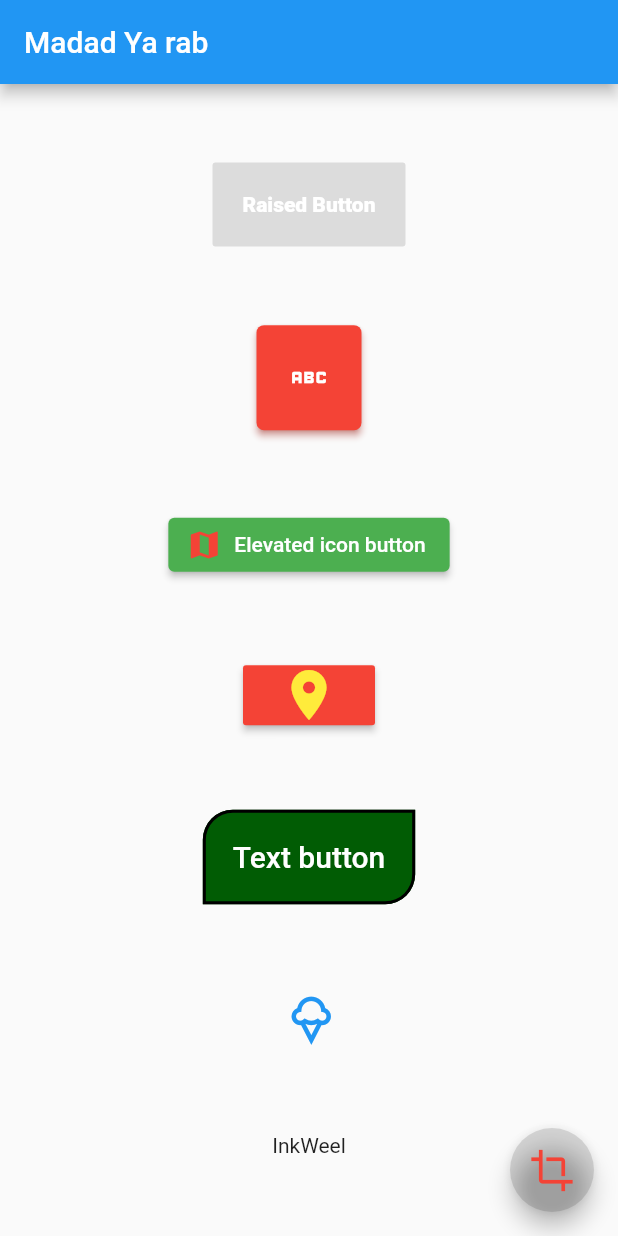
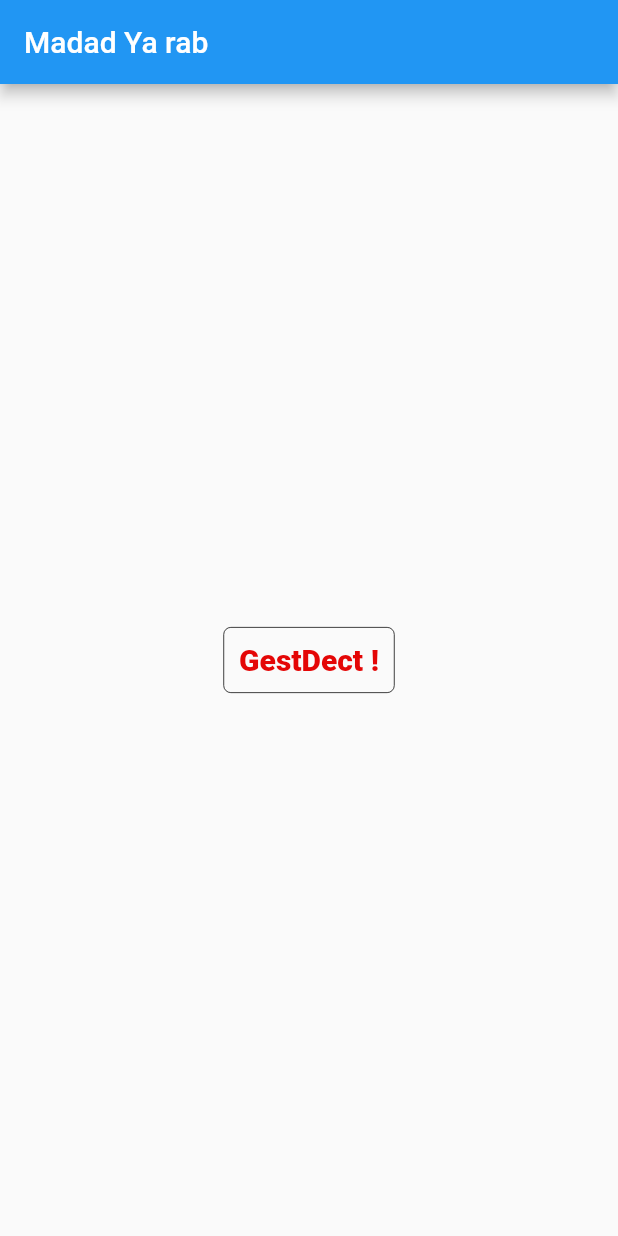
Before and after one commit to nash-2023/0003, a Flutter app: the screen it shows after launch, on a phone screen of 412 x 824 dp. Run offline on Flutter 3.47's test engine with Material 2 defaults, Android fonts, the phone set to English and light mode, and no system bars.

Commit message:
till video 36

```diff
--- a/app_3/lib/main.dart
+++ b/app_3/lib/main.dart
@@ -5,7 +5,7 @@ import 'Sngchscview.dart';
 import 'sized_box.dart';
 import 'tcenter.dart';
 import 'tTbuttons.dart';
-import '';
+import 'tgesture.dart';
 import '';
 import '';
 import '';
@@ -40,19 +40,19 @@ class MyHomePage extends StatelessWidget {
       appBar: AppBar(
         title: Text(title),
       ),
-      body: TButtons(),
-      floatingActionButton: FloatingActionButton(
-        onPressed: () {
-          print("FAB");
-        },
-        backgroundColor: Colors.black12,
-        tooltip: "Floating Action Button",
-        child: Icon(
-          Icons.crop,
-          size: 30.0,
-          color: Colors.red,
-        ),
-      ),
+      body: Tgesture(),
+      // floatingActionButton: FloatingActionButton(
+      //   onPressed: () {
+      //     print("FAB");
+      //   },
+      //   backgroundColor: Colors.black12,
+      //   tooltip: "Floating Action Button",
+      //   child: Icon(
+      //     Icons.crop,
+      //     size: 30.0,
+      //     color: Colors.red,
+      //   ),
+      // ),
     );
   }
 }
--- /dev/null
+++ b/app_3/lib/tgesture.dart
@@ -0,0 +1,34 @@
+import 'package:flutter/material.dart';
+
+class Tgesture extends StatelessWidget {
+  const Tgesture({Key? key}) : super(key: key);
+
+  @override
+  Widget build(BuildContext context) {
+    return Center(
+      child: GestureDetector(
+        onTap: () {
+          print("GestDect");
+        },
+        child: Container(
+          padding: EdgeInsets.all(10.0),
+          decoration: BoxDecoration(
+            border: Border.all(
+              color: Colors.black,
+              width: 0.5,
+            ),
+            borderRadius: BorderRadius.circular(5.0),
+          ),
+          child: Text(
+            "GestDect !",
+            style: TextStyle(
+              color: Color.fromARGB(255, 228, 6, 6),
+              fontSize: 20.0,
+              fontWeight: FontWeight.w900,
+            ),
+          ),
+        ),
+      ),
+    );
+  }
+}
```
